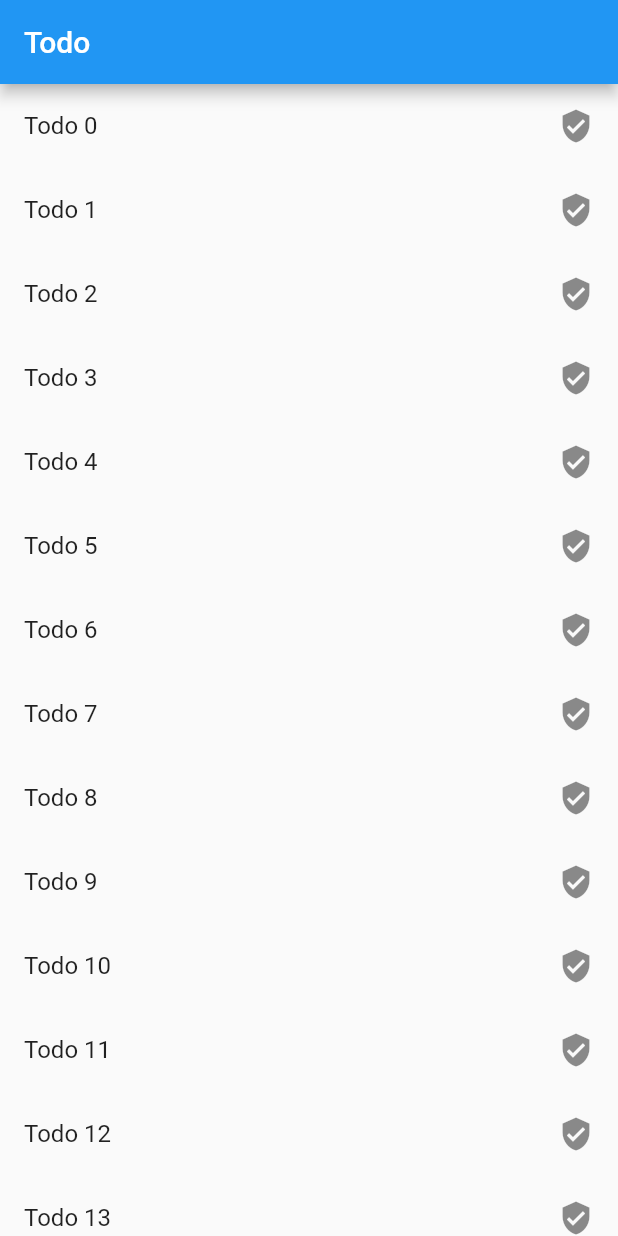
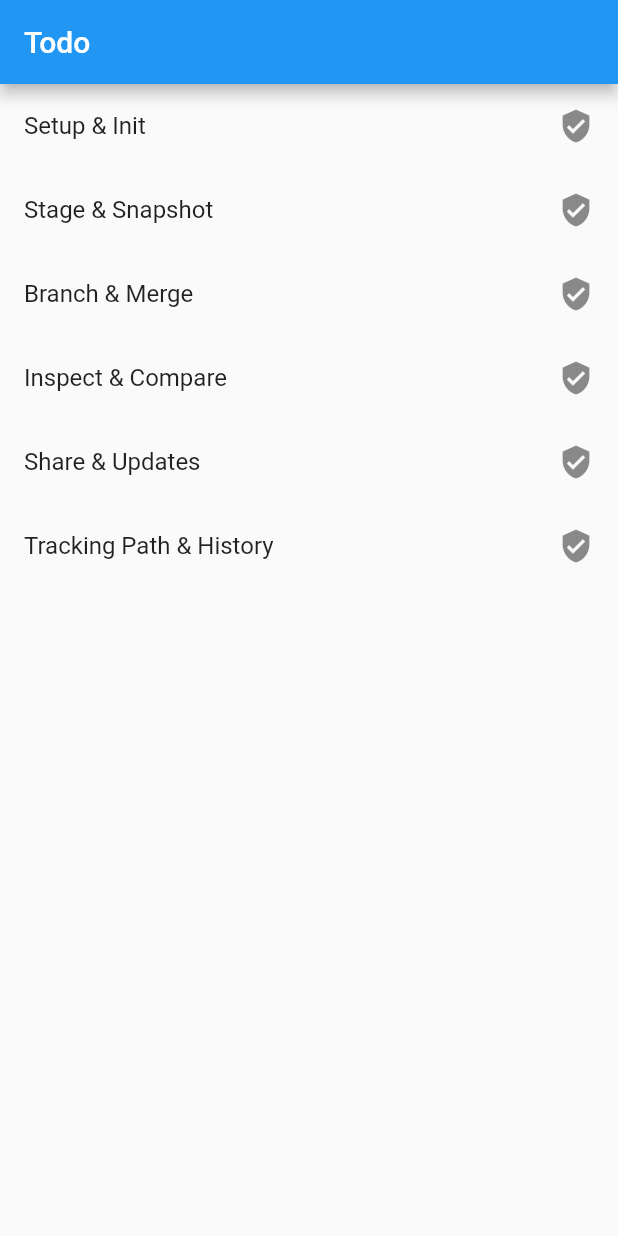
Before and after one commit to SuvamPrasd/Flutter_todo, a Flutter app: the screen it shows after launch, on a phone screen of 412 x 824 dp. Run offline on Flutter 3.47's test engine with Material 2 defaults, Android fonts, the phone set to English and light mode, and no system bars.

Commit message:
new model class added

```diff
--- a/lib/main.dart
+++ b/lib/main.dart
@@ -2,6 +2,7 @@ import 'package:flutter/material.dart';
 
 import './models/todo.dart';
 import './screens/todoScreen.dart';
+import './models/gitCommands.dart';
 
 void main() => runApp(MyApp());
 
@@ -35,7 +36,7 @@ class _TodoState extends State<Todo> {
         body: ListView.builder(
           itemBuilder: (ctx, index) {
             return ListTile(
-              title: Text(todo[index].title),
+              title: Text(gitCommand[index]['title']),
               trailing: Icon(Icons.verified_user),
               onTap: () {
                 // Navigator.push(
@@ -47,12 +48,12 @@ class _TodoState extends State<Todo> {
                     MaterialPageRoute(
                         builder: (ctx) => TodoScreen(),
                         settings: RouteSettings(
-                          arguments: todo[index],
+                          arguments: gitCommand[index],
                         )));
               },
             );
           },
-          itemCount: todo.length,
+          itemCount: gitCommand.length,
         ));
   }
 }
--- /dev/null
+++ b/lib/models/gitCommands.dart
@@ -0,0 +1,86 @@
+const gitCommand = [
+  {
+    "title": "Setup & Init",
+    "command1": 'git config --global user.name “[firstname lastname]”',
+    "desc1":
+        "set a name that is identifiable for credit when review version history",
+    "command2": 'git config --global user.email “[valid-email]”',
+    "desc2":
+        "set an email address that will be associated with each history marker",
+    "command3": 'git config --global color.ui auto',
+    "desc3": "set automatic command line coloring for Git for easy reviewing",
+    "command4": 'git init',
+    "desc4": "initialize an existing directory as a Git repository",
+    "command5": 'git clone [url]',
+    "desc5": "retrieve an entire repository from a hosted location via URL",
+  },
+  {
+    "title": "Stage & Snapshot",
+    "command1": 'git status',
+    "desc1":
+        "show modified files in working directory, staged for your next commit",
+    "command2": 'git add [file]',
+    "desc2": "add a file as it looks now to your next commit (stage)",
+    "command3": 'git reset [file]',
+    "desc3": "unstage a file while retaining the changes in working directory",
+    "command4": 'git diff',
+    "desc4": "diff of what is changed but not staged",
+    "command5": 'git commit -m “[descriptive message]”',
+    "desc5": "commit your staged content as a new commit snapshot",
+  },
+  {
+    "title": "Branch & Merge",
+    "command1": 'git branch',
+    "desc1":
+        "list your branches. a * will appear next to the currently active branch",
+    "command2": 'git branch [branch-name]',
+    "desc2": "create a new branch at the current commit",
+    "command3": 'git checkout',
+    "desc3":
+        "switch to another branch and check it out into your working directory",
+    "command4": 'git merge [branch]',
+    "desc4": "merge the specified branch’s history into the current one",
+    "command5": 'git log',
+    "desc5": "show all commits in the current branch’s history",
+  },
+  {
+    "title": "Inspect & Compare",
+    "command1": 'git log',
+    "desc1": "show the commit history for the currently active branch",
+    "command2": 'git log branchB..branchA',
+    "desc2": "show the commits on branchA that are not on branchB",
+    "command3": 'git log --follow [file]',
+    "desc3": "show the commits that changed file, even across renames",
+    "command4": 'git diff branchB...branchA',
+    "desc4": "show the diff of what is in branchA that is not in branchB",
+    "command5": 'git show [SHA]',
+    "desc5": "show any object in Git in human-readable format",
+  },
+  {
+    "title": "Share & Updates",
+    "command1": 'git remote add [alias] [url]',
+    "desc1": "add a git URL as an alias",
+    "command2": 'git fetch [alias]',
+    "desc2": "fetch down all the branches from that Git remote",
+    "command3": 'git merge [alias]/[branch]',
+    "desc3":
+        "merge a remote branch into your current branch to bring it up to date",
+    "command4": 'git push [alias] [branch]',
+    "desc4": "Transmit local branch commits to the remote repository branch",
+    "command5": 'git pull',
+    "desc5": "fetch and merge any commits from the tracking remote branch",
+  },
+  {
+    "title": "Tracking Path & History",
+    "command1": 'git rm [file]',
+    "desc1": "delete the file from project and stage the removal for commit",
+    "command2": 'git mv [existing-pgit log --stat -Math] [new-path]',
+    "desc2": "change an existing file path and stage the move",
+    "command3": 'git log --follow [file]',
+    "desc3": "show all commit logs with indication of any paths that moved",
+    "command4": 'git rebase [branch]',
+    "desc4": "apply any commits of current branch ahead of specified one",
+    "command5": 'git reset --hard [commit]',
+    "desc5": "clear staging area, rewrite working tree from specified commit",
+  },
+];
--- a/lib/screens/todoScreen.dart
+++ b/lib/screens/todoScreen.dart
@@ -1,6 +1,4 @@
 import 'package:flutter/material.dart';
-
-import '../models/todo.dart';
 
 class TodoScreen extends StatelessWidget {
 //   final todo;
@@ -9,13 +7,13 @@ class TodoScreen extends StatelessWidget {
 
   @override
   Widget build(BuildContext context) {
-    final TodoList todo = ModalRoute.of(context).settings.arguments;
+    final Map<String, String> todo = ModalRoute.of(context).settings.arguments;
     return Scaffold(
       appBar: AppBar(
-        title: Text(todo.title),
+        title: Text(todo['title']),
       ),
       body: Center(
-        child: Text(todo.description),
+        child: Text(todo['title']),
       ),
     );
   }
```
